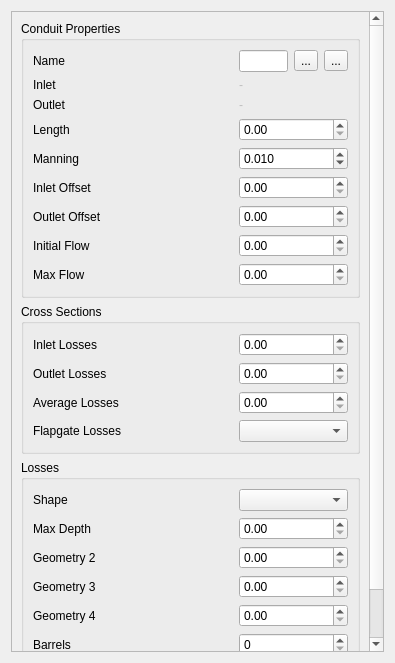
The window that flo2d/ui/conduit_attributes.ui (FLO-2DSoftware/qgis-flo-2d-plugin) describes before a commit, drawn with Qt 5.
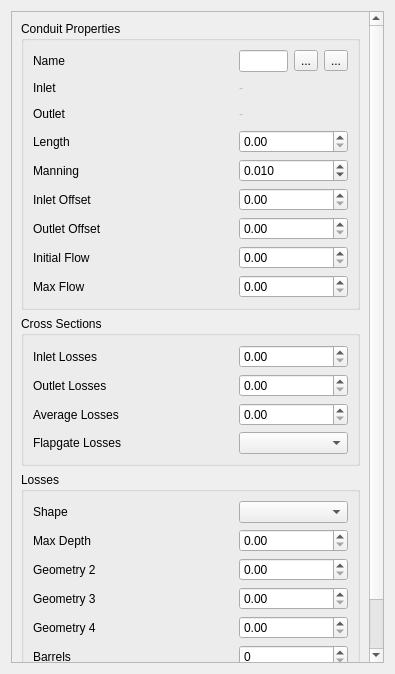
The same window after the commit. Icons and pictures are not drawn.

Patch:
```diff
--- a/flo2d/ui/conduit_attributes.ui
+++ b/flo2d/ui/conduit_attributes.ui
@@ -7,7 +7,7 @@
     <x>0</x>
     <y>0</y>
     <width>395</width>
-    <height>663</height>
+    <height>674</height>
    </rect>
   </property>
   <property name="windowTitle">
@@ -25,7 +25,7 @@
         <x>0</x>
         <y>0</y>
         <width>375</width>
-        <height>643</height>
+        <height>654</height>
        </rect>
       </property>
       <layout class="QGridLayout" name="gridLayout_2">
@@ -142,6 +142,12 @@
               <property name="enabled">
                <bool>false</bool>
               </property>
+              <property name="minimumSize">
+               <size>
+                <width>0</width>
+                <height>20</height>
+               </size>
+              </property>
               <property name="text">
                <string>-</string>
               </property>
@@ -152,6 +158,12 @@
               <property name="enabled">
                <bool>false</bool>
               </property>
+              <property name="minimumSize">
+               <size>
+                <width>0</width>
+                <height>20</height>
+               </size>
+              </property>
               <property name="text">
                <string>-</string>
               </property>
```
